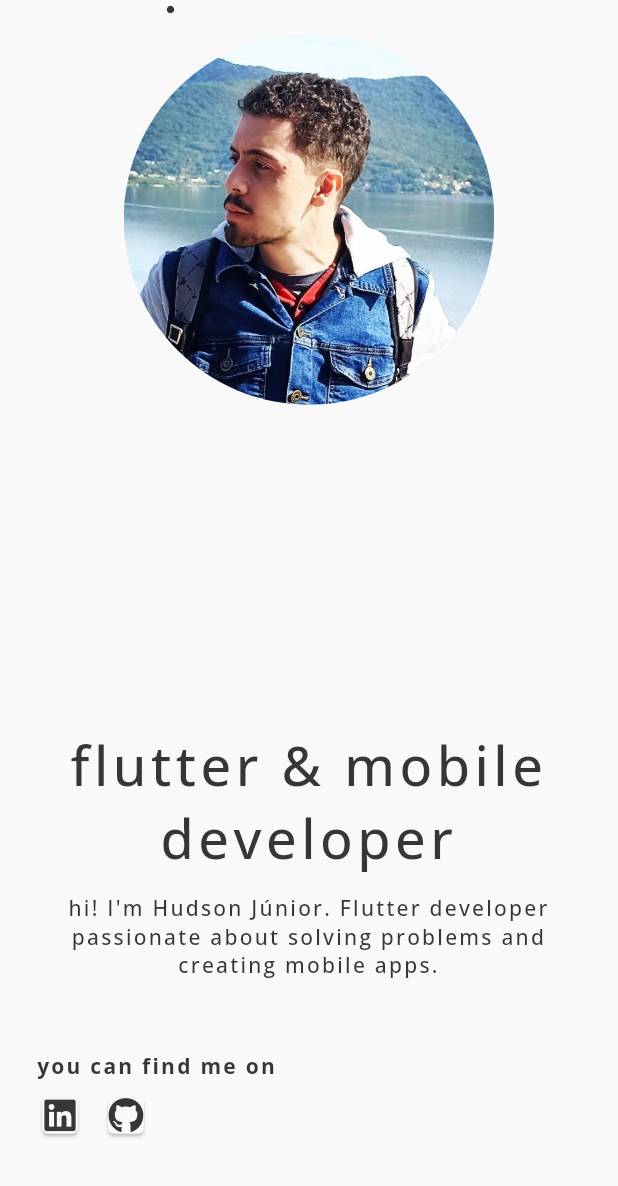
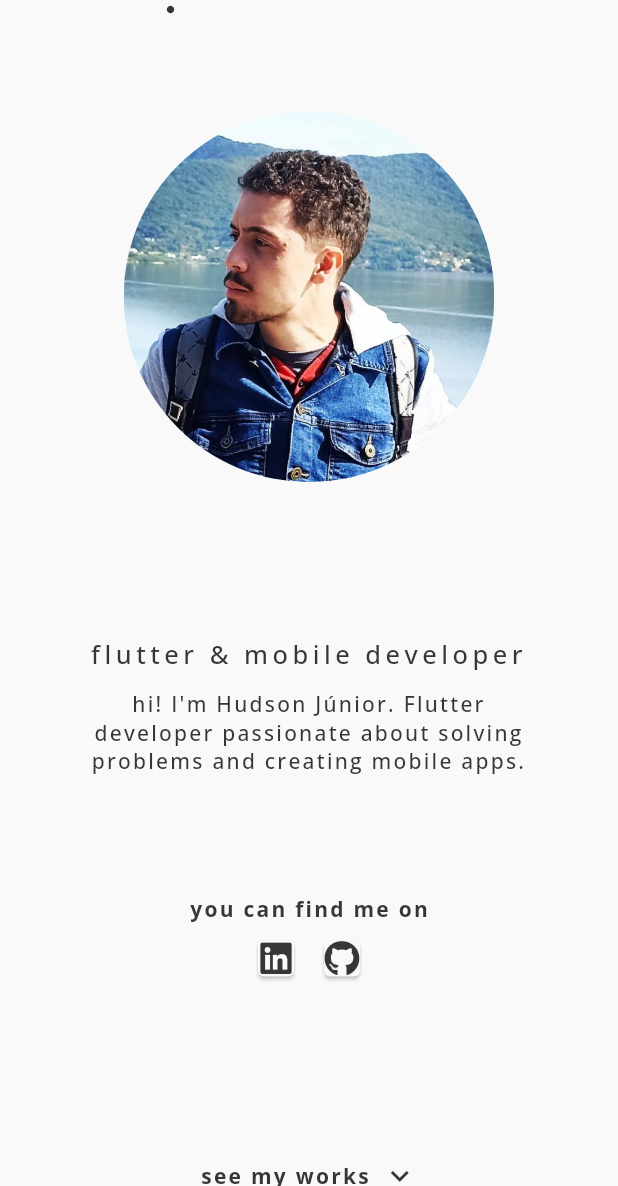
Before and after one commit to HudsonJunior/portfolio_website, a Flutter app: the screen it shows after launch, on a phone screen of 412 x 824 dp, the part 50-1236 px from its top. Run offline on Flutter 3.47's test engine with Material 2 defaults, Android fonts, the phone set to English and light mode, and no system bars; drawn by our look-alikes of animated_text_kit, auto_size_text; our stand-ins replace carousel_slider, flutter_bloc, font_awesome_flutter, google_fonts, visibility_detector.

Commit message:
finishing home section responsiveness

```diff
--- a/lib/features/core/presentation/pages/core_page.dart
+++ b/lib/features/core/presentation/pages/core_page.dart
@@ -82,6 +82,7 @@ class _CorePageState extends State<CorePage> {
 
                 controlPageCubit.toggleAnimatingValue();
               },
+              child: SizeChangedLayoutNotifier(
                 child: CustomScrollView(
                   controller: _scrollController,
                   physics: const BouncingScrollPhysics(),
@@ -89,10 +90,17 @@ class _CorePageState extends State<CorePage> {
                     SliverList(
                       delegate: SliverChildBuilderDelegate(
                         (_, index) {
-                        return Center(
+                          return Padding(
+                            padding: const EdgeInsets.symmetric(
+                              horizontal: 32,
+                            ),
+                            child: Center(
                               child: ConstrainedBox(
-                            constraints: const BoxConstraints(maxWidth: 1000),
+                                constraints: const BoxConstraints(
+                                  maxWidth: 1000,
+                                ),
                                 child: sectionItens[index],
+                              ),
                             ),
                           );
                         },
@@ -105,6 +113,7 @@ class _CorePageState extends State<CorePage> {
             ),
           ),
         ),
+      ),
     );
   }
 }
--- a/lib/features/home/presentation/home_section.dart
+++ b/lib/features/home/presentation/home_section.dart
@@ -15,6 +15,7 @@ class _HomeSectionState extends State<HomeSection>
   @override
   Widget build(BuildContext context) {
     super.build(context);
+
     return LayoutBuilder(
       builder: (context, constraints) {
         if (AppConstraints.isMobile(constraints.maxWidth)) {
--- a/lib/features/home/presentation/widgets/common/contact_itens.dart
+++ b/lib/features/home/presentation/widgets/common/contact_itens.dart
@@ -4,18 +4,18 @@ import 'package:portfolio_website/features/home/presentation/widgets/common/cont
 import 'package:portfolio_website/features/works/services/contact_launcher_service.dart';
 import 'package:portfolio_website/resources/extensions.dart';
 
-class ContactItens extends StatefulWidget {
-  const ContactItens({Key? key}) : super(key: key);
+class ContactItens extends StatelessWidget {
+  const ContactItens({
+    Key? key,
+    required this.kIsMobile,
+  }) : super(key: key);
+  final bool kIsMobile;
 
-  @override
-  State<ContactItens> createState() => _ContactItensState();
-}
-
-class _ContactItensState extends State<ContactItens> {
   @override
   Widget build(BuildContext context) {
     return Column(
-      crossAxisAlignment: CrossAxisAlignment.start,
+      crossAxisAlignment:
+          kIsMobile ? CrossAxisAlignment.center : CrossAxisAlignment.start,
       children: [
         Text(
           "you can find me on",
@@ -24,7 +24,10 @@ class _ContactItensState extends State<ContactItens> {
           ),
         ),
         const SizedBox(height: 8.0),
-        Row(
+        Flexible(
+          child: Row(
+            mainAxisAlignment:
+                kIsMobile ? MainAxisAlignment.center : MainAxisAlignment.start,
             children: [
               ContactItem(
                 icon: FontAwesomeIcons.linkedin,
@@ -43,6 +46,7 @@ class _ContactItensState extends State<ContactItens> {
               )
             ],
           ),
+        ),
       ],
     );
   }
--- a/lib/features/home/presentation/widgets/common/header/home_header.dart
+++ /dev/null
@@ -1,24 +0,0 @@
-import 'package:flutter/material.dart';
-import 'package:portfolio_website/features/home/presentation/widgets/common/header/home_header_contact.dart';
-import 'package:portfolio_website/features/home/presentation/widgets/common/header/home_header_title.dart';
-
-class HomeHeader extends StatelessWidget {
-  const HomeHeader({Key? key, this.kIsMobile = false}) : super(key: key);
-
-  final bool kIsMobile;
-
-  @override
-  Widget build(BuildContext context) {
-    return Column(
-      crossAxisAlignment: CrossAxisAlignment.start,
-      mainAxisAlignment: MainAxisAlignment.start,
-      children: [
-        const Spacer(),
-        Flexible(child: HomeHeaderTitle(kIsMobile: kIsMobile)),
-        const SizedBox(height: 48.0),
-        const Flexible(child: HomeHeaderContact()),
-        const Spacer(),
-      ],
-    );
-  }
-}
--- a/lib/features/home/presentation/widgets/common/header/home_header_contact.dart
+++ b/lib/features/home/presentation/widgets/common/header/home_header_contact.dart
@@ -3,7 +3,12 @@ import 'package:portfolio_website/features/home/presentation/widgets/common/cont
 import 'package:portfolio_website/features/home/presentation/widgets/common/see_my_works_widget.dart';
 
 class HomeHeaderContact extends StatelessWidget {
-  const HomeHeaderContact({Key? key}) : super(key: key);
+  const HomeHeaderContact({
+    Key? key,
+    required this.kIsMobile,
+  }) : super(key: key);
+
+  final bool kIsMobile;
 
   @override
   Widget build(BuildContext context) {
@@ -18,10 +23,9 @@ class HomeHeaderContact extends StatelessWidget {
         );
       },
       child: Column(
-        children: const [
-          ContactItens(),
-          SizedBox(height: 32.0),
-          SeeMyWorksWidget(),
+        children: [
+          Flexible(child: ContactItens(kIsMobile: kIsMobile)),
+          const Flexible(child: SeeMyWorksWidget()),
         ],
       ),
     );
--- /dev/null
+++ b/lib/features/home/presentation/widgets/common/header/home_header_desktop.dart
@@ -0,0 +1,16 @@
+import 'package:flutter/material.dart';
+import 'package:portfolio_website/features/home/presentation/widgets/common/header/home_header_title.dart';
+
+class HomeHeader extends StatelessWidget {
+  final bool kIsMobile;
+
+  const HomeHeader({
+    Key? key,
+    required this.kIsMobile,
+  }) : super(key: key);
+
+  @override
+  Widget build(BuildContext context) {
+    return HomeHeaderTitle(kIsMobile: kIsMobile);
+  }
+}
--- a/lib/features/home/presentation/widgets/common/header/home_header_title.dart
+++ b/lib/features/home/presentation/widgets/common/header/home_header_title.dart
@@ -1,20 +1,25 @@
 import 'package:animated_text_kit/animated_text_kit.dart';
+import 'package:auto_size_text/auto_size_text.dart';
 import 'package:flutter/material.dart';
 import 'package:portfolio_website/resources/extensions.dart';
 
 class HomeHeaderTitle extends StatelessWidget {
-  const HomeHeaderTitle({Key? key, this.kIsMobile = false}) : super(key: key);
+  final bool kIsMobile;
 
-  final bool kIsMobile;
+  const HomeHeaderTitle({
+    Key? key,
+    required this.kIsMobile,
+  }) : super(key: key);
 
   @override
   Widget build(BuildContext context) {
     return Column(
-      mainAxisSize: MainAxisSize.min,
+      mainAxisSize: MainAxisSize.max,
       mainAxisAlignment: MainAxisAlignment.center,
       crossAxisAlignment: CrossAxisAlignment.center,
       children: [
-        TweenAnimationBuilder<double>(
+        LimitedBox(
+          child: TweenAnimationBuilder<double>(
             tween: Tween(begin: 0.0, end: 1.0),
             duration: const Duration(milliseconds: 1200),
             curve: Curves.bounceOut,
@@ -26,10 +31,13 @@ class HomeHeaderTitle extends StatelessWidget {
             },
             child: Align(
               alignment: kIsMobile ? Alignment.center : Alignment.centerLeft,
-            child: Text(
+              child: AutoSizeText(
                 "flutter & mobile developer",
+                maxFontSize: 36,
+                maxLines: 1,
                 style: context.themeData.headline6,
                 textAlign: kIsMobile ? TextAlign.center : TextAlign.start,
+              ),
             ),
           ),
         ),
--- a/lib/features/home/presentation/widgets/common/profile_picture.dart
+++ b/lib/features/home/presentation/widgets/common/profile_picture.dart
@@ -7,8 +7,8 @@ class ProfilePicture extends StatelessWidget {
 
   @override
   Widget build(BuildContext context) {
-    return Padding(
-      padding: const EdgeInsets.only(bottom: kToolbarHeight * 3),
+    return Align(
+      alignment: Alignment.bottomCenter,
       child: TweenAnimationBuilder<double>(
         tween: Tween(begin: 0.0, end: 1.0),
         duration: const Duration(milliseconds: 1200),
@@ -18,14 +18,12 @@ class ProfilePicture extends StatelessWidget {
             child: child,
           );
         },
-        child: SizedBox(
-          height: MediaQuery.of(context).size.height * 0.3,
-          width: MediaQuery.of(context).size.height * 0.3,
-          child: ClipOval(
-            child: Image.asset(
-              "assets/profile.jpeg",
-              fit: BoxFit.fill,
-            ),
+        child: ClipOval(
+          child: Image.asset(
+            "assets/profile.jpeg",
+            fit: BoxFit.fill,
+            width: MediaQuery.of(context).size.height * 0.3,
+            height: MediaQuery.of(context).size.height * 0.3,
           ),
         ),
       ),
--- a/lib/features/home/presentation/widgets/desktop/home_section_desktop.dart
+++ b/lib/features/home/presentation/widgets/desktop/home_section_desktop.dart
@@ -1,31 +1,36 @@
 import 'package:flutter/material.dart';
-import 'package:portfolio_website/features/home/presentation/widgets/common/header/home_header.dart';
+import 'package:portfolio_website/features/home/presentation/widgets/common/header/home_header_contact.dart';
+import 'package:portfolio_website/features/home/presentation/widgets/common/header/home_header_desktop.dart';
 import 'package:portfolio_website/features/home/presentation/widgets/common/profile_picture.dart';
 
-class HomeSectionDesktop extends StatefulWidget {
-  const HomeSectionDesktop({Key? key}) : super(key: key);
+class HomeSectionDesktop extends StatelessWidget {
+  const HomeSectionDesktop({
+    Key? key,
+  }) : super(key: key);
 
-  @override
-  State<HomeSectionDesktop> createState() => _HomeSectionDesktopState();
-}
-
-class _HomeSectionDesktopState extends State<HomeSectionDesktop> {
   @override
   Widget build(BuildContext context) {
     return SizedBox(
       height: MediaQuery.of(context).size.height,
-      child: Row(
-        mainAxisAlignment: MainAxisAlignment.start,
+      child: Column(
+        mainAxisAlignment: MainAxisAlignment.center,
         crossAxisAlignment: CrossAxisAlignment.center,
-        children: const [
+        children: [
           Expanded(
-            flex: 3,
-            child: HomeHeader(),
+            child: Row(
+              mainAxisAlignment: MainAxisAlignment.center,
+              crossAxisAlignment: CrossAxisAlignment.center,
+              children: const [
+                Expanded(flex: 3, child: HomeHeader(kIsMobile: false)),
+                SizedBox(width: 48),
+                Expanded(
+                  flex: 2,
+                  child: ProfilePicture(),
+                ),
+              ],
+            ),
           ),
-          SizedBox(width: 48),
-          Expanded(
-            child: ProfilePicture(),
-          ),
+          const Expanded(child: HomeHeaderContact(kIsMobile: false)),
         ],
       ),
     );
--- a/lib/features/home/presentation/widgets/mobile/home_section_mobile.dart
+++ b/lib/features/home/presentation/widgets/mobile/home_section_mobile.dart
@@ -1,9 +1,12 @@
 import 'package:flutter/material.dart';
-import 'package:portfolio_website/features/home/presentation/widgets/common/header/home_header.dart';
+import 'package:portfolio_website/features/home/presentation/widgets/common/header/home_header_contact.dart';
+import 'package:portfolio_website/features/home/presentation/widgets/common/header/home_header_desktop.dart';
 import 'package:portfolio_website/features/home/presentation/widgets/common/profile_picture.dart';
 
 class HomeSectionMobile extends StatefulWidget {
-  const HomeSectionMobile({Key? key}) : super(key: key);
+  const HomeSectionMobile({
+    Key? key,
+  }) : super(key: key);
 
   @override
   State<HomeSectionMobile> createState() => _HomeSectionMobileState();
@@ -14,15 +17,20 @@ class _HomeSectionMobileState extends State<HomeSectionMobile> {
   Widget build(BuildContext context) {
     return Padding(
       padding: const EdgeInsets.symmetric(horizontal: 24.0),
+      child: SizedBox(
+        height: MediaQuery.of(context).size.height,
         child: Column(
           mainAxisAlignment: MainAxisAlignment.center,
           crossAxisAlignment: CrossAxisAlignment.center,
           mainAxisSize: MainAxisSize.min,
           children: const [
-          Flexible(child: ProfilePicture()),
             SizedBox(height: 48.0),
-          Flexible(child: HomeHeader(kIsMobile: true)),
+            Expanded(child: ProfilePicture()),
+            SizedBox(height: 24.0),
+            Expanded(child: HomeHeader(kIsMobile: true)),
+            Expanded(child: HomeHeaderContact(kIsMobile: true)),
           ],
+        ),
       ),
     );
   }
--- a/lib/main.dart
+++ b/lib/main.dart
@@ -8,8 +8,18 @@ void main() {
   runApp(const MyApp());
 }
 
-class MyApp extends StatelessWidget {
+class MyApp extends StatefulWidget {
   const MyApp({Key? key}) : super(key: key);
+
+  @override
+  State<MyApp> createState() => _MyAppState();
+}
+
+class _MyAppState extends State<MyApp> {
+  @override
+  void initState() {
+    super.initState();
+  }
 
   @override
   Widget build(BuildContext context) {
--- a/pubspec.yaml
+++ b/pubspec.yaml
@@ -42,6 +42,7 @@ dependencies:
   flutter_bloc: ^8.0.1
   font_awesome_flutter: ^10.1.0
   carousel_slider: ^4.1.1
+  auto_size_text: ^3.0.0
 
 dev_dependencies:
   flutter_test:
```
Also changed, not shown: pubspec.lock. Lines whose indentation alone changed are shown as unchanged.
